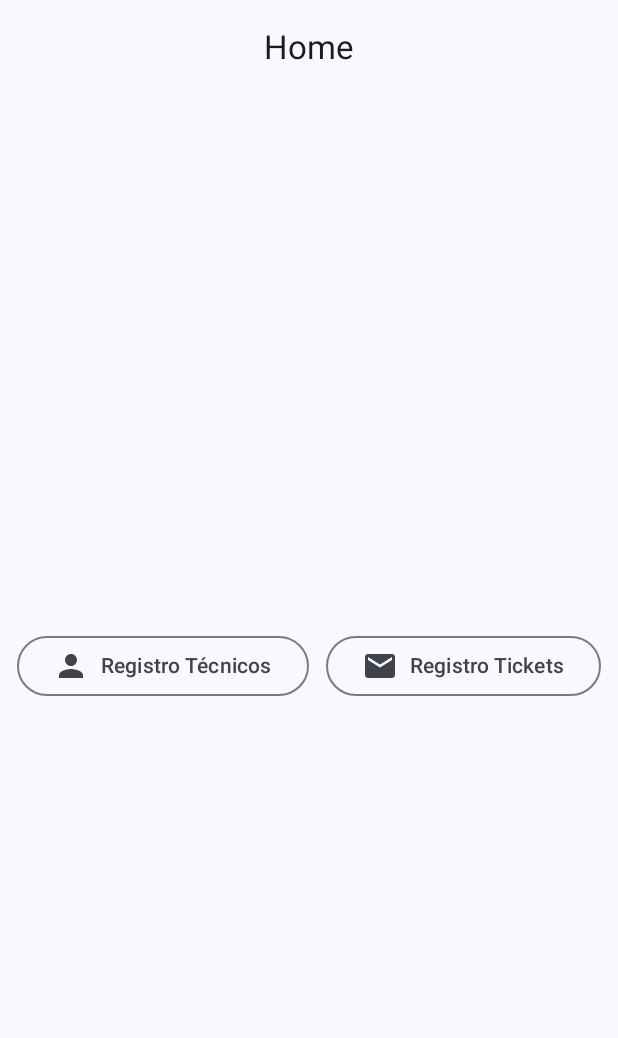
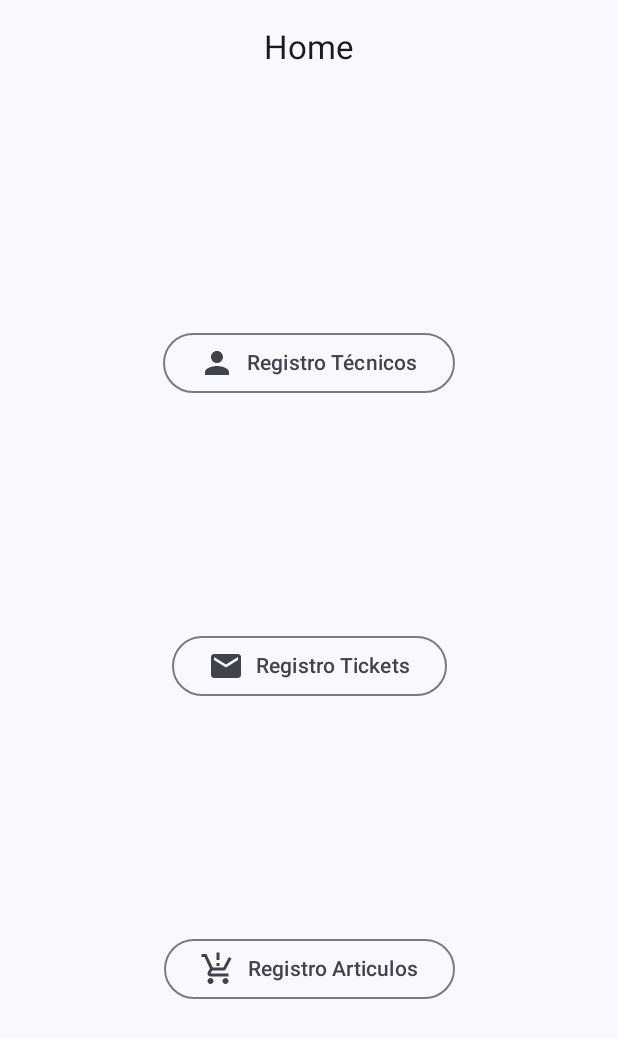
Before and after one commit to DjMarte/RegistroTecnicos, an Android app built with Jetpack Compose: the HomeScreen screen opened through its navigation route, on a phone screen of 412 x 824 dp. Shown: the top 1038 px of the screen. Run offline under Robolectric (Android 15) with nearby library versions, the phone set to English and light mode, and no system bars; our stand-ins replace Dagger/Hilt's generated code, Room's generated code.

Commit message:
Se agregó el boton que lleva hacia la pantalla de los articulos

```diff
--- a/app/src/main/java/edu/ucne/registrotecnicos/presentation/HomeScreen.kt
+++ b/app/src/main/java/edu/ucne/registrotecnicos/presentation/HomeScreen.kt
@@ -11,6 +11,7 @@ import androidx.compose.foundation.layout.size
 import androidx.compose.material.icons.Icons
 import androidx.compose.material.icons.filled.Email
 import androidx.compose.material.icons.filled.Person
+import androidx.compose.material.icons.filled.ProductionQuantityLimits
 import androidx.compose.material3.ButtonDefaults
 import androidx.compose.material3.CenterAlignedTopAppBar
 import androidx.compose.material3.ExperimentalMaterial3Api
@@ -26,8 +27,9 @@ import androidx.compose.ui.Modifier
 @Composable
 fun HomeScreen(
     goToTecnicoList: () -> Unit,
-    goToTicketList: () -> Unit
-){
+    goToTicketList: () -> Unit,
+    goToArticuloList: () -> Unit
+) {
     Scaffold(
         modifier = Modifier.fillMaxSize(),
         topBar = {
@@ -37,16 +39,13 @@ fun HomeScreen(
                 }
             )
         }
-    ){ innerPadding ->
+    ) { innerPadding ->
         Column(
-            modifier = Modifier.fillMaxWidth().padding(innerPadding),
+            modifier = Modifier
+                .fillMaxSize()
+                .padding(innerPadding),
             horizontalAlignment = Alignment.CenterHorizontally,
-            verticalArrangement = Arrangement.Center
-        ) {
-            Row(
-                modifier = Modifier.fillMaxWidth().weight(1f),
-                horizontalArrangement = Arrangement.SpaceEvenly,
-                verticalAlignment = Alignment.CenterVertically
+            verticalArrangement = Arrangement.SpaceEvenly
         ) {
             OutlinedButton(
                 onClick = goToTecnicoList
@@ -68,6 +67,15 @@ fun HomeScreen(
                 Spacer(Modifier.size(ButtonDefaults.IconSpacing))
                 Text(text = "Registro Tickets")
             }
+            OutlinedButton(
+                onClick = goToArticuloList
+            ) {
+                Icon(
+                    imageVector = Icons.Default.ProductionQuantityLimits,
+                    contentDescription = "Articulos"
+                )
+                Spacer(Modifier.size(ButtonDefaults.IconSpacing))
+                Text(text = "Registro Articulos")
             }
         }
     }
```
Lines whose indentation alone changed are shown as unchanged.
